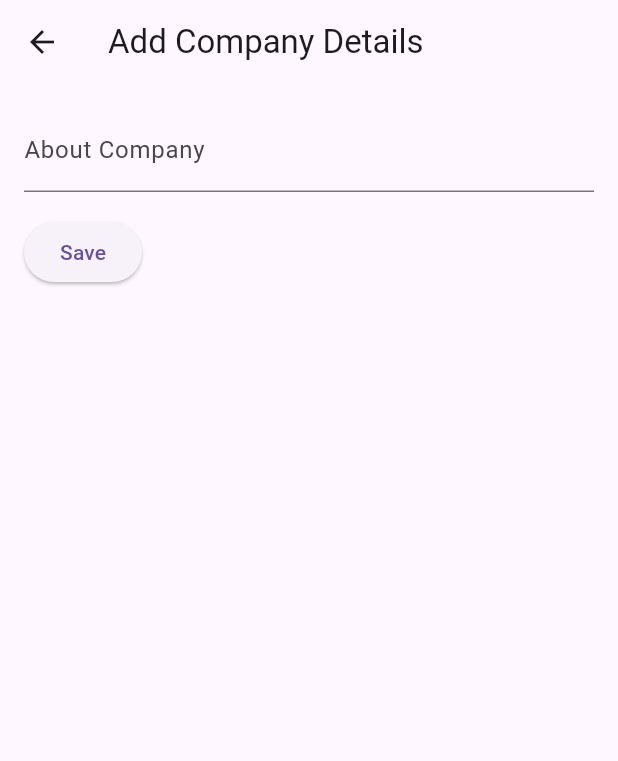
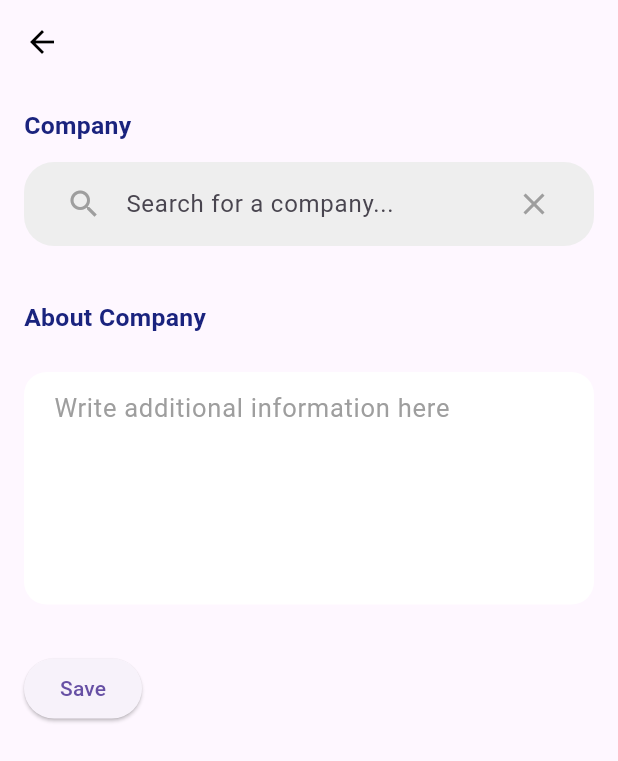
Before and after one commit to UMESH-042/Gigs, a Flutter app: the CompanyDetailsPage screen opened directly, on a phone screen of 412 x 824 dp. Shown: the top 761 px of the screen. Run offline on Flutter 3.47's test engine with Material 3 defaults, Android fonts, the phone set to English and light mode, and no system bars; our stand-ins replace animated_splash_screen, cached_network_image, cloud_firestore, curved_navigation_bar, file_picker, firebase_auth and 12 more; missing offline and left inert: app_settings, easy_pdf_viewer, external_app_launcher; accounts and stored records are empty.

Commit message:
Added Fields in Compnaies Details Page

```diff
--- a/lib/CompanyDetails/CompanyDetailsPage.dart
+++ b/lib/CompanyDetails/CompanyDetailsPage.dart
@@ -1,5 +1,8 @@
-// CompanyDetailsPage.dart
 import 'package:flutter/material.dart';
+import 'package:http/http.dart' as http;
+import 'dart:convert';
+
+import 'package:velocity_x/velocity_x.dart';
 
 class CompanyDetailsPage extends StatefulWidget {
   @override
@@ -7,28 +10,66 @@ class CompanyDetailsPage extends StatefulWidget {
 }
 
 class _CompanyDetailsPageState extends State<CompanyDetailsPage> {
-  // Add your form fields and controllers for company details
+  final TextEditingController _searchController = TextEditingController();
+  final TextEditingController _aboutcompanyController = TextEditingController();
+  List<dynamic> searchResults = [];
+  String selectedCompany = '';
+
+  Future<void> searchCompanies(String query) async {
+    if (query.isEmpty) {
+      setState(() {
+        searchResults = [];
+      });
+      return;
+    }
+
+    final response = await http.get(
+      Uri.parse(
+          'https://api.thecompaniesapi.com/v1/companies?search=$query&simplified=true&size=5'),
+    );
+
+    if (response.statusCode == 200) {
+      final data = json.decode(response.body);
+      final companies = data['companies'] as List<dynamic>;
+      setState(() {
+        searchResults = companies;
+      });
+    } else {
+      print("Error");
+    }
+  }
 
   @override
   Widget build(BuildContext context) {
     return Scaffold(
       appBar: AppBar(
-        title: Text('Add Company Details'),
+        backgroundColor: Colors.transparent,
+        elevation: 0,
+        iconTheme: IconThemeData(color: Colors.black),
+        leading: IconButton(
+          icon: Icon(Icons.arrow_back),
+          onPressed: () {
+            Navigator.pop(context); // Navigate back
+          },
+        ),
       ),
       body: SingleChildScrollView(
         padding: EdgeInsets.all(16),
         child: Column(
           crossAxisAlignment: CrossAxisAlignment.start,
           children: [
-
-            TextField(
-              decoration: InputDecoration(labelText: 'About Company'),
-              // Add a controller to retrieve the entered text
+            label('Company'),
+            const SizedBox(
+              height: 12,
             ),
-            // Add more fields...
-
-            SizedBox(height: 16),
-
+            companySearch(),
+            SizedBox(height: 20),
+            label('About Company'),
+            const SizedBox(
+              height: 12,
+            ),
+            AboutCompany(),
+            SizedBox(height: 20),
             ElevatedButton(
               onPressed: () {
                 // Validate and save the company details to Firebase
@@ -42,4 +83,125 @@ class _CompanyDetailsPageState extends State<CompanyDetailsPage> {
       ),
     );
   }
+
+  @override
+  void dispose() {
+    _aboutcompanyController.dispose();
+    _searchController.dispose();
+    super.dispose();
+  }
+
+  Widget label(String label) {
+    return Text(label,
+        style: TextStyle(
+          color: Colors.indigo[900]!,
+          fontWeight: FontWeight.w600,
+          fontSize: 16.5,
+          letterSpacing: 0.2,
+        ));
+  }
+
+  Widget AboutCompany() {
+    return Container(
+      height: 155,
+      width: MediaQuery.of(context).size.width,
+      decoration: BoxDecoration(
+        color: Colors.white,
+        borderRadius: BorderRadius.circular(15),
+      ),
+      child: TextFormField(
+        controller: _aboutcompanyController,
+        maxLines: null,
+        style: const TextStyle(
+          color: Colors.black,
+          fontSize: 17,
+        ),
+        decoration: InputDecoration(
+          border: InputBorder.none,
+          hintText: "Write additional information here",
+          hintStyle: TextStyle(color: Colors.grey[500], fontSize: 17),
+          contentPadding: EdgeInsets.only(left: 20, right: 20),
+        ),
+      ),
+    ).py12();
+  }
+
+  Widget companySearch() {
+    return Column(
+      crossAxisAlignment: CrossAxisAlignment.start,
+      children: [
+        Container(
+          padding: EdgeInsets.symmetric(horizontal: 16),
+          decoration: BoxDecoration(
+            color: Colors.grey[200],
+            borderRadius: BorderRadius.circular(20),
+          ),
+          child: TextField(
+            controller: _searchController,
+            onChanged: (query) {
+              searchCompanies(query);
+            },
+            decoration: InputDecoration(
+              labelText: 'Search for a company...',
+              prefixIcon: Icon(Icons.search, color: Colors.grey),
+              suffixIcon: IconButton(
+                icon: Icon(Icons.clear, color: Colors.grey),
+                onPressed: () {
+                  _searchController.clear();
+                  setState(() {
+                    searchResults = [];
+                  });
+                },
+              ),
+              border: InputBorder.none,
+            ),
+          ),
+        ),
+        SizedBox(height: 16),
+        if (searchResults.isNotEmpty)
+          Column(
+            crossAxisAlignment: CrossAxisAlignment.start,
+            children: [
+              Text(
+                'Search Results:',
+                style: TextStyle(fontWeight: FontWeight.bold),
+              ),
+              for (var company in searchResults)
+                ListTile(
+                  leading: Image.network(
+                    'https://poweredwith.nyc3.cdn.digitaloceanspaces.com/images/domains/${company['domain']}.jpg',
+                    width: 40,
+                    height: 40,
+                    errorBuilder: (context, error, stackTrace) {
+                      if (error is http.ClientException &&
+                          error.message.contains('403')) {
+                        return Image.network(
+                          'https://www.haliburtonforest.com/wp-content/uploads/2017/08/placeholder-square.jpg',
+                          width: 40,
+                          height: 40,
+                        );
+                      } else {
+                        return Image.network(
+                          'https://www.haliburtonforest.com/wp-content/uploads/2017/08/placeholder-square.jpg',
+                          width: 40,
+                          height: 40,
+                        );
+                      }
+                    },
+                  ),
+                  title: Text(company['name'] ?? ''),
+                  onTap: () {
+                    setState(() {
+                      selectedCompany = company['name'] ?? '';
+                      _searchController.text = selectedCompany;
+                      searchResults = []; // Clear search results
+                    });
+                  },
+                ),
+              SizedBox(height: 16),
+            ],
+          ),
+      ],
+    );
+  }
 }
```
Also changed, not shown: lib/profile_APIs/Add_work_experience.dart (+6 -5 lines).
